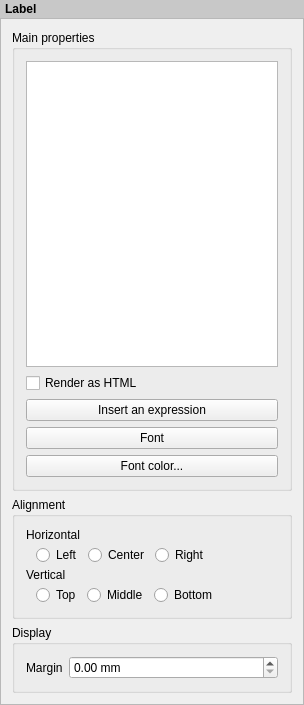
Above: src/ui/qgscomposerlabelwidgetbase.ui from qgis/QGIS before the change. Below: the same form after it.
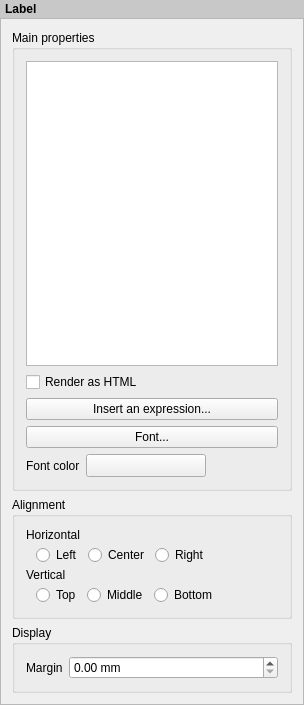
That is the form after the change. Custom widgets are drawn as their Qt base class.

Commit message: [composer] Flip all color buttons to QgsColorButtonV2

What changed in the file:
```diff
--- a/src/ui/qgscomposerlabelwidgetbase.ui
+++ b/src/ui/qgscomposerlabelwidgetbase.ui
@@ -98,7 +98,7 @@
           <item>
            <widget class="QPushButton" name="mInsertExpressionButton">
             <property name="text">
-             <string>Insert an expression</string>
+             <string>Insert an expression...</string>
             </property>
            </widget>
           </item>
@@ -111,16 +111,52 @@
              </sizepolicy>
             </property>
             <property name="text">
-             <string>Font</string>
+             <string>Font...</string>
             </property>
            </widget>
           </item>
           <item>
-           <widget class="QgsColorButton" name="mFontColorButton">
-            <property name="text">
-             <string>Font color...</string>
-            </property>
-           </widget>
+           <layout class="QHBoxLayout" name="horizontalLayout">
+            <item>
+             <widget class="QLabel" name="label_2">
+              <property name="text">
+               <string>Font color</string>
+              </property>
+             </widget>
+            </item>
+            <item>
+             <widget class="QgsColorButtonV2" name="mFontColorButton">
+              <property name="minimumSize">
+               <size>
+                <width>120</width>
+                <height>0</height>
+               </size>
+              </property>
+              <property name="maximumSize">
+               <size>
+                <width>120</width>
+                <height>16777215</height>
+               </size>
+              </property>
+              <property name="text">
+               <string/>
+              </property>
+             </widget>
+            </item>
+            <item>
+             <spacer name="horizontalSpacer_2">
+              <property name="orientation">
+               <enum>Qt::Horizontal</enum>
+              </property>
+              <property name="sizeHint" stdset="0">
+               <size>
+                <width>40</width>
+                <height>20</height>
+               </size>
+              </property>
+             </spacer>
+            </item>
+           </layout>
           </item>
          </layout>
         </widget>
@@ -319,17 +355,17 @@
  </widget>
  <layoutdefault spacing="6" margin="11"/>
  <customwidgets>
-  <customwidget>
-   <class>QgsColorButton</class>
-   <extends>QPushButton</extends>
-   <header>qgscolorbutton.h</header>
-  </customwidget>
   <customwidget>
    <class>QgsCollapsibleGroupBoxBasic</class>
    <extends>QGroupBox</extends>
    <header location="global">qgscollapsiblegroupbox.h</header>
    <container>1</container>
   </customwidget>
+  <customwidget>
+   <class>QgsColorButtonV2</class>
+   <extends>QToolButton</extends>
+   <header>qgscolorbuttonv2.h</header>
+  </customwidget>
  </customwidgets>
  <resources/>
  <connections/>
```
Left out of the diff: 11 changed lines with no effect on the pictures. The commit also changes 15 other files.
